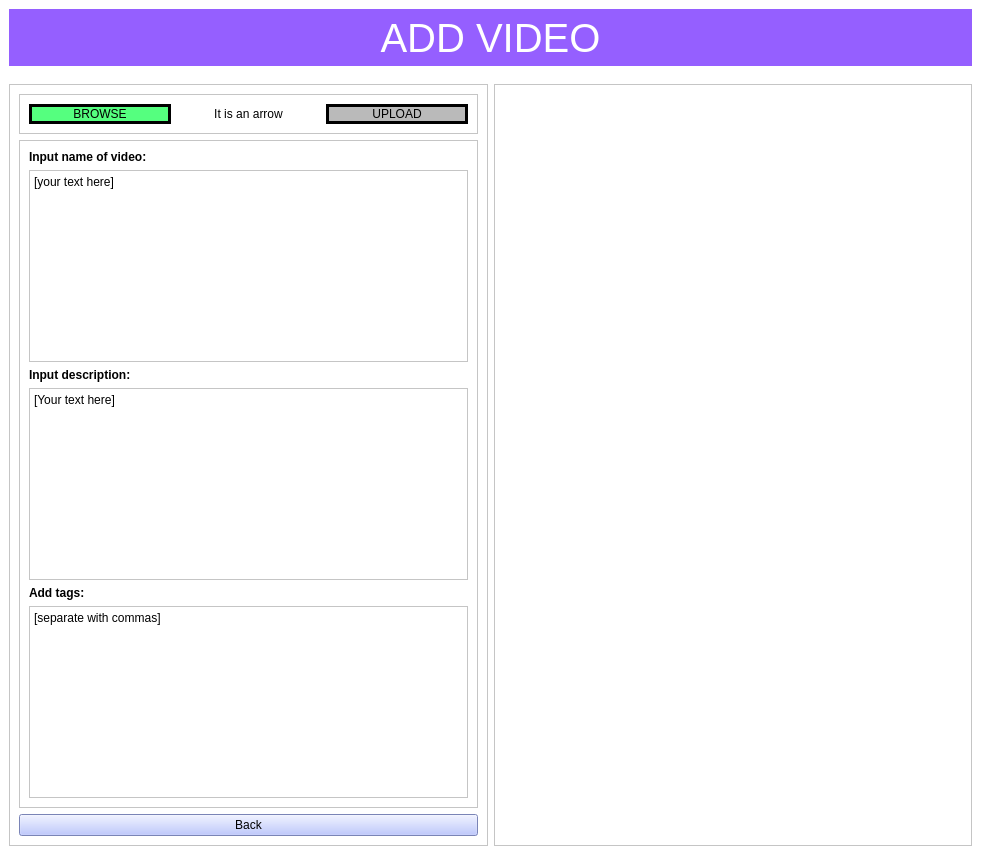
Old version of the form copyclare/ui/video_addition.ui in the repository MotionInput/Team14-CopyClare.
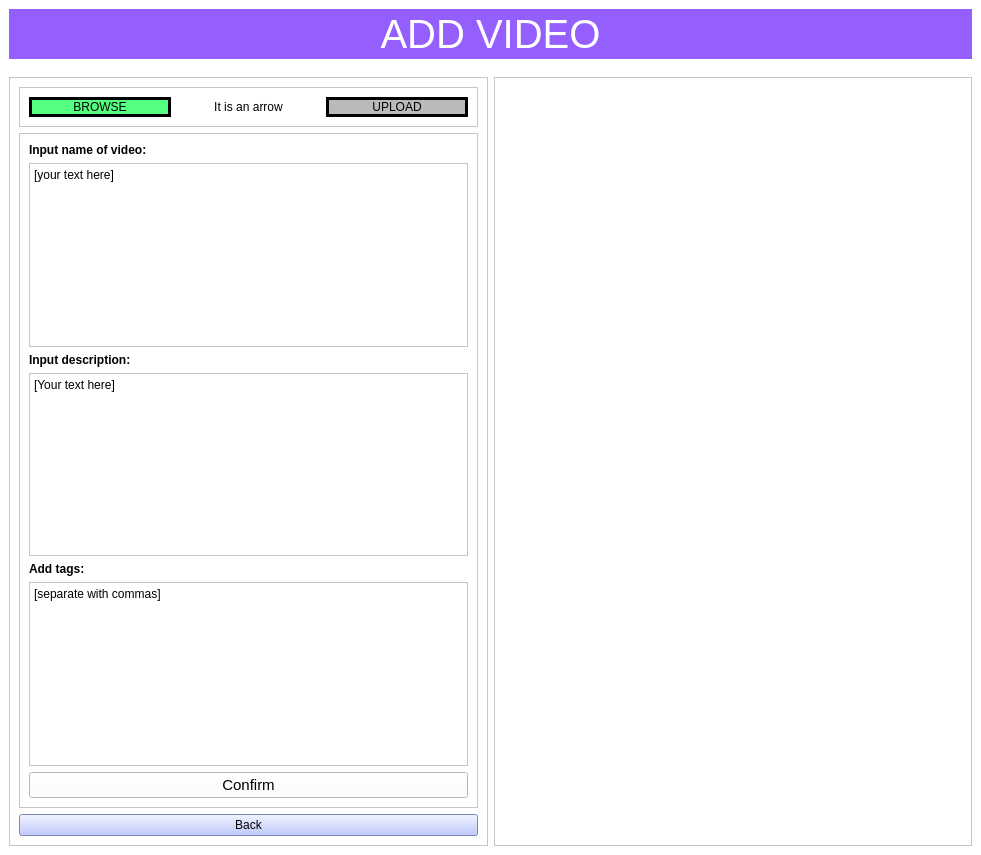
New version of the form.

Patch:
```diff
--- a/copyclare/ui/video_addition.ui
+++ b/copyclare/ui/video_addition.ui
@@ -355,6 +355,20 @@
                  </property>
                 </widget>
                </item>
+               <item>
+                <widget class="QPushButton" name="confirm_button">
+                 <property name="font">
+                  <font>
+                   <pointsize>11</pointsize>
+                   <weight>50</weight>
+                   <bold>false</bold>
+                  </font>
+                 </property>
+                 <property name="text">
+                  <string>Confirm</string>
+                 </property>
+                </widget>
+               </item>
               </layout>
              </widget>
             </item>
```
